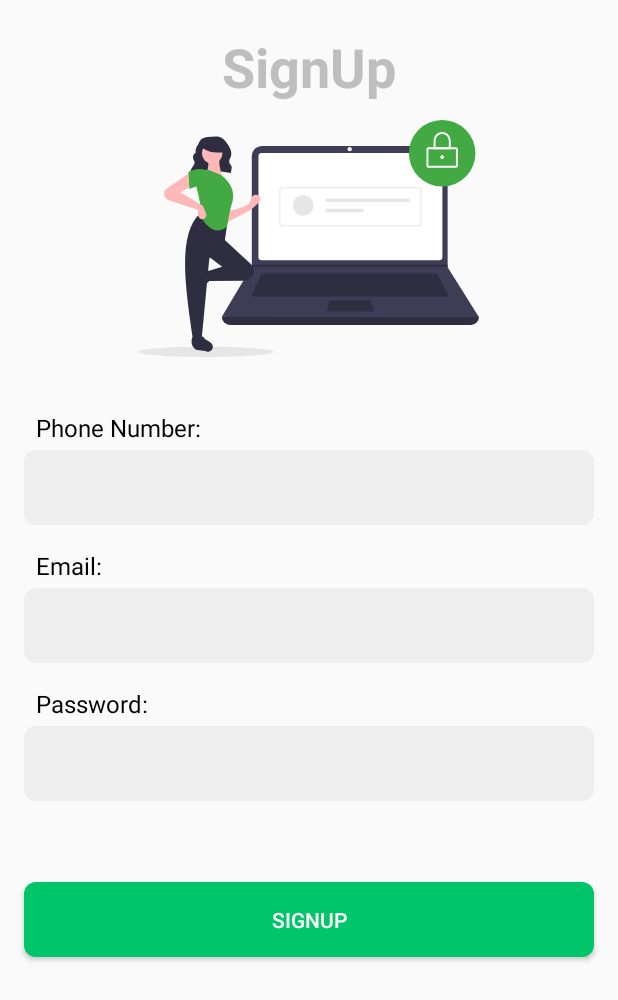
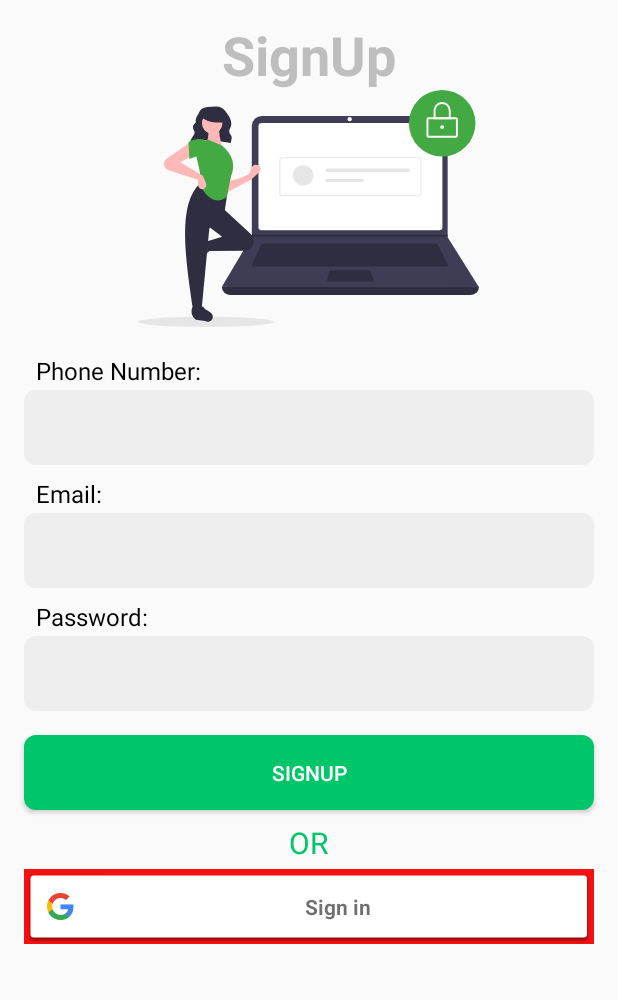
Before and after one commit to manumaini/NotASmartApp, an Android app: the RegistrationActivity screen opened directly, with no data from a screen before it, on a phone screen of 412 x 824 dp. Shown: the top 1000 px of the screen. Run offline under Robolectric (Android 15) with nearby library versions, the phone set to English and light mode, and no system bars; our stand-ins replace Firebase (no records; nobody signed in at launch, a user with empty details on screens opened directly); libraries missing offline, so code that uses them is left out: com.thekhaeng.pushdownanim; plain views replace SpinKitView; 1 statement that could not run was skipped.

Commit message:
Google Sign In

```diff
--- a/app/build.gradle
+++ b/app/build.gradle
@@ -73,6 +73,9 @@ dependencies {
     //location google play services
     implementation 'com.google.android.gms:play-services-location:17.1.0'
 
+    //google sign up button google play services
+    implementation 'com.google.android.gms:play-services-auth:19.0.0'
+
     def lottieVersion = "3.6.0"
     implementation "com.airbnb.android:lottie:$lottieVersion"
 
--- a/app/src/main/java/com/covidapp/notasmartapp/Presenters/LoginPresenter.java
+++ b/app/src/main/java/com/covidapp/notasmartapp/Presenters/LoginPresenter.java
@@ -5,6 +5,7 @@ import android.content.Context;
 import androidx.annotation.NonNull;
 
 import com.covidapp.notasmartapp.Interfaces.MainContract;
+
 import com.google.android.gms.tasks.OnCompleteListener;
 import com.google.android.gms.tasks.Task;
 import com.google.firebase.auth.AuthResult;
@@ -40,7 +41,6 @@ public class LoginPresenter implements MainContract.LoginPresenter {
 
             }
         });
+    }
 
-
-    }
 }
--- a/app/src/main/java/com/covidapp/notasmartapp/Views/LoginActivity.java
+++ b/app/src/main/java/com/covidapp/notasmartapp/Views/LoginActivity.java
@@ -2,6 +2,7 @@ package com.covidapp.notasmartapp.Views;
 
 import android.content.Intent;
 import android.os.Bundle;
+import android.util.Log;
 import android.view.View;
 import android.widget.Button;
 import android.widget.EditText;
@@ -38,6 +39,7 @@ public class LoginActivity extends AppCompatActivity implements MainContract.Log
         login = findViewById(R.id.loginButton);
         loading = findViewById(R.id.loading_screen);
         signUp = findViewById(R.id.login_signUp);
+
 
         //initialization
         PushDownAnim.setPushDownAnimTo(login, signUp).setOnClickListener(this);
@@ -86,6 +88,7 @@ public class LoginActivity extends AppCompatActivity implements MainContract.Log
                 startActivity(new Intent(LoginActivity.this,RegistrationActivity.class));
                 break;
         }
+    }
 
-    }
+
 }
--- a/app/src/main/java/com/covidapp/notasmartapp/Views/Main/MainActivity.java
+++ b/app/src/main/java/com/covidapp/notasmartapp/Views/Main/MainActivity.java
@@ -71,10 +71,10 @@ public class MainActivity extends AppCompatActivity implements NavigationView.On
         user = mAuth.getCurrentUser();
         TextView user_email = navigationView.getHeaderView(0).findViewById(R.id.menu_email);
 
-        if(user == null){
+        if(user != null){
             startActivity(new Intent(MainActivity.this, LoginActivity.class));
         }
-        if(!user.isEmailVerified()){
+        else if(!user.isEmailVerified()){
             startActivity(new Intent(MainActivity.this, RegistrationActivity.class));
         }
         user_email.setText(user.getEmail());
--- a/app/src/main/java/com/covidapp/notasmartapp/Views/RegistrationActivity.java
+++ b/app/src/main/java/com/covidapp/notasmartapp/Views/RegistrationActivity.java
@@ -2,17 +2,26 @@ package com.covidapp.notasmartapp.Views;
 
 import android.content.Intent;
 import android.os.Bundle;
+import android.util.Log;
 import android.view.View;
 import android.widget.Button;
 import android.widget.EditText;
 import android.widget.RelativeLayout;
 import android.widget.Toast;
 
+import androidx.annotation.Nullable;
 import androidx.appcompat.app.AppCompatActivity;
 
 import com.covidapp.notasmartapp.Interfaces.MainContract;
 import com.covidapp.notasmartapp.Presenters.RegistrationPresenter;
 import com.covidapp.notasmartapp.R;
+import com.google.android.gms.auth.api.signin.GoogleSignIn;
+import com.google.android.gms.auth.api.signin.GoogleSignInAccount;
+import com.google.android.gms.auth.api.signin.GoogleSignInClient;
+import com.google.android.gms.auth.api.signin.GoogleSignInOptions;
+import com.google.android.gms.common.SignInButton;
+import com.google.android.gms.common.api.ApiException;
+import com.google.android.gms.tasks.Task;
 import com.google.firebase.auth.FirebaseUser;
 import com.thekhaeng.pushdownanim.PushDownAnim;
 
@@ -25,6 +34,9 @@ public class RegistrationActivity extends AppCompatActivity implements MainContr
     private RegistrationPresenter presenter;
     private RelativeLayout loading;
     private EditText phone;
+    private SignInButton googleSignUp;
+    private GoogleSignInClient googleSignInClient;
+    private int RC_SIGN_IN=1;
 
     @Override
     protected void onCreate(Bundle savedInstanceState) {
@@ -37,6 +49,20 @@ public class RegistrationActivity extends AppCompatActivity implements MainContr
         register = findViewById(R.id.registerButton);
         loading = findViewById(R.id.loading_screen);
         phone = findViewById(R.id.registration_phone);
+        googleSignUp=findViewById(R.id.googleSignUpButton);
+
+        GoogleSignInOptions gso = new GoogleSignInOptions.Builder(GoogleSignInOptions.DEFAULT_SIGN_IN)
+                .requestIdToken(getString(R.string.default_web_client_id))
+                .requestEmail()
+                .build();
+        googleSignInClient= GoogleSignIn.getClient(RegistrationActivity.this,gso);
+
+        googleSignUp.setOnClickListener(new View.OnClickListener() {
+            @Override
+            public void onClick(View v) {
+                signIn();
+            }
+        });
 
         //initializations
         PushDownAnim.setPushDownAnimTo(register).setOnClickListener(this);
@@ -83,4 +109,29 @@ public class RegistrationActivity extends AppCompatActivity implements MainContr
                 break;
         }
     }
+
+    private void signIn(){
+        Intent signInIntent = googleSignInClient.getSignInIntent();
+        startActivityForResult(signInIntent, RC_SIGN_IN);
+    }
+
+    @Override
+    protected void onActivityResult(int requestCode, int resultCode, @Nullable Intent data) {
+        super.onActivityResult(requestCode, resultCode, data);
+
+        if(requestCode==RC_SIGN_IN){
+            Task<GoogleSignInAccount> task = GoogleSignIn.getSignedInAccountFromIntent(data);
+            handleUserAccount(task);
+        }
+    }
+
+    private void handleUserAccount(Task<GoogleSignInAccount> task) {
+        try {
+            GoogleSignInAccount account = task.getResult(ApiException.class);
+            Log.d("Google", "firebaseAuthWithGoogle:" + account.getId());
+            presenter.firebaseAuthWithGoogle(account.getIdToken());
+        } catch (ApiException e) {
+            Log.w("Google", "Google sign in failed", e);
+        }
+    }
 }
--- a/app/src/main/res/layout/activity_login.xml
+++ b/app/src/main/res/layout/activity_login.xml
@@ -8,7 +8,7 @@
 
     <TextView
         android:textStyle="bold"
-        android:layout_marginTop="20dp"
+        android:layout_marginTop="24dp"
         android:layout_centerHorizontal="true"
         android:textSize="36sp"
         android:textColor="@color/colorDarkGrey"
@@ -73,7 +73,7 @@
         android:text="Login"
         android:layout_marginHorizontal="16dp"
         android:id="@+id/loginButton"
-        android:layout_marginTop="54dp"
+        android:layout_marginTop="56dp"
         android:layout_below="@id/login_password"
         android:background="@drawable/button_background"
         android:layout_width="match_parent"
--- a/app/src/main/res/layout/activity_registration.xml
+++ b/app/src/main/res/layout/activity_registration.xml
@@ -8,7 +8,7 @@
 
     <TextView
         android:textStyle="bold"
-        android:layout_marginTop="20dp"
+        android:layout_marginTop="12dp"
         android:layout_centerHorizontal="true"
         android:textSize="36sp"
         android:textColor="@color/colorDarkGrey"
@@ -17,7 +17,7 @@
         android:layout_height="wrap_content"/>
 
     <ImageView
-        android:layout_marginTop="80dp"
+        android:layout_marginTop="60dp"
         android:layout_centerHorizontal="true"
         android:src="@drawable/ic_secure_login"
         android:id="@+id/secureLogin"
@@ -25,7 +25,7 @@
         android:layout_height="wrap_content"/>
 
     <TextView
-        android:layout_marginTop="36dp"
+        android:layout_marginTop="18dp"
         android:id="@+id/phone_label"
         android:layout_marginHorizontal="24dp"
         android:layout_below="@id/secureLogin"
@@ -40,7 +40,7 @@
         android:paddingHorizontal="16dp"
         android:textColor="@color/colorBlack"
         android:id="@+id/registration_phone"
-        android:layout_marginTop="4dp"
+        android:layout_marginTop="2dp"
         android:layout_below="@id/phone_label"
         android:layout_marginHorizontal="16dp"
         android:background="@drawable/textfield_backgrouond"
@@ -48,7 +48,7 @@
         android:layout_height="50dp"/>
 
     <TextView
-        android:layout_marginTop="16dp"
+        android:layout_marginTop="8dp"
         android:id="@+id/email_label"
         android:layout_marginHorizontal="24dp"
         android:layout_below="@id/registration_phone"
@@ -62,7 +62,7 @@
         android:paddingHorizontal="16dp"
         android:textColor="@color/colorBlack"
         android:id="@+id/registration_email"
-        android:layout_marginTop="4dp"
+        android:layout_marginTop="2dp"
         android:layout_below="@id/email_label"
         android:layout_marginHorizontal="16dp"
         android:background="@drawable/textfield_backgrouond"
@@ -70,7 +70,7 @@
         android:layout_height="50dp"/>
 
     <TextView
-        android:layout_marginTop="16dp"
+        android:layout_marginTop="8dp"
         android:id="@+id/password_label"
         android:layout_marginHorizontal="24dp"
         android:layout_below="@id/registration_email"
@@ -84,7 +84,7 @@
         android:paddingHorizontal="16dp"
         android:textColor="@color/colorBlack"
         android:id="@+id/registration_password"
-        android:layout_marginTop="4dp"
+        android:layout_marginTop="2dp"
         android:layout_below="@id/password_label"
         android:layout_marginHorizontal="16dp"
         android:background="@drawable/textfield_backgrouond"
@@ -96,11 +96,32 @@
         android:text="SignUp"
         android:layout_marginHorizontal="16dp"
         android:id="@+id/registerButton"
-        android:layout_marginTop="54dp"
+        android:layout_marginTop="16dp"
         android:layout_below="@id/registration_password"
         android:background="@drawable/button_background"
         android:layout_width="match_parent"
         android:layout_height="50dp"/>
+
+    <TextView
+        android:layout_width="wrap_content"
+        android:layout_height="wrap_content"
+        android:layout_below="@+id/registerButton"
+        android:text="OR"
+        android:layout_marginTop="8dp"
+        android:textSize="20dp"
+        android:layout_centerHorizontal="true"
+        android:textColor="@color/colorAccent"
+        android:id="@+id/textOR"/>
+
+    <com.google.android.gms.common.SignInButton
+        android:layout_width="match_parent"
+        android:layout_height="50dp"
+        android:layout_marginTop="4dp"
+        android:layout_below="@+id/textOR"
+        android:background="@color/colorRed"
+        android:layout_marginHorizontal="16dp"
+        android:id="@+id/googleSignUpButton" />
+
 
     <RelativeLayout
         android:id="@+id/loading_screen"
--- a/app/src/main/res/values/colors.xml
+++ b/app/src/main/res/values/colors.xml
@@ -10,6 +10,6 @@
     <color name="colorBlack">#000000</color>
     <color name="colorMaroon">#CA5252</color>
     <color name="colorYellow">#F6F622</color>
-
+    <color name="colorRed">#F61111</color>
     <color name="colorStateName">#FD1414</color>
 </resources>
--- a/app/src/main/res/values/strings.xml
+++ b/app/src/main/res/values/strings.xml
@@ -52,6 +52,7 @@
 
     <string name="choose_a_state">Choose a State</string>
     <string name="choose_lang">Choose a Language</string>
+    <string name="or_text">OR</string>
 
     <string name="analysis_line">Analysis of City and Districts"</string>
     <string name="call_ambulance">Call Ambulance</string>
```
Also changed, not shown: app/src/main/java/com/covidapp/notasmartapp/Presenters/RegistrationPresenter.java (+25 -2 lines), 3 other files.
